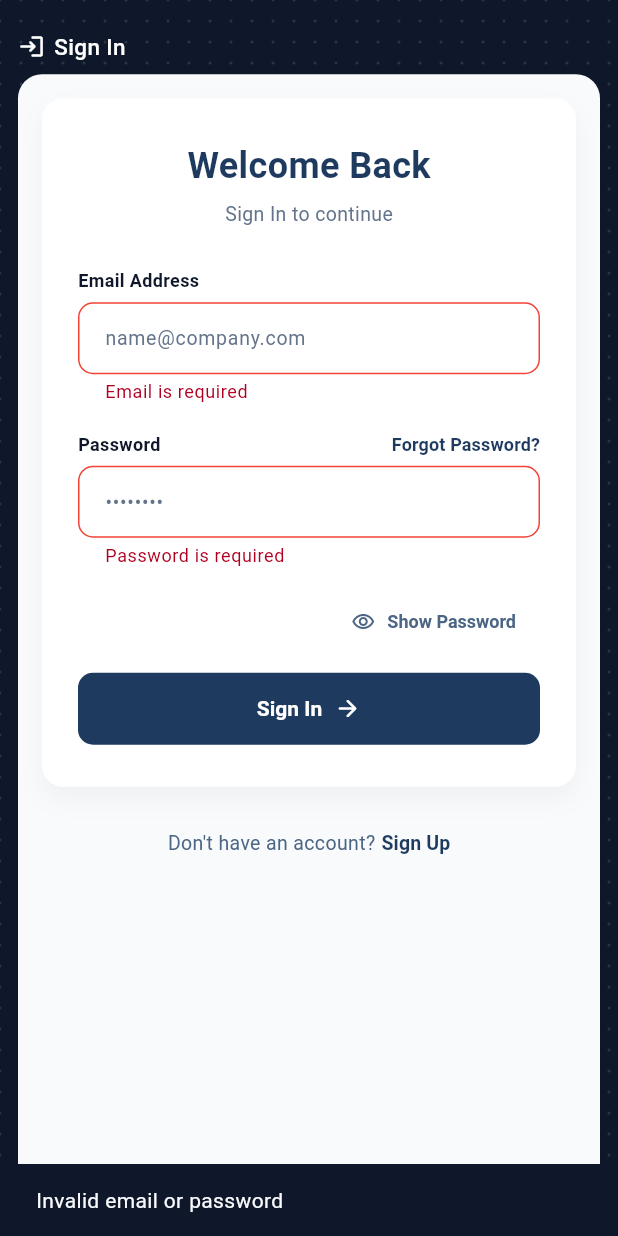
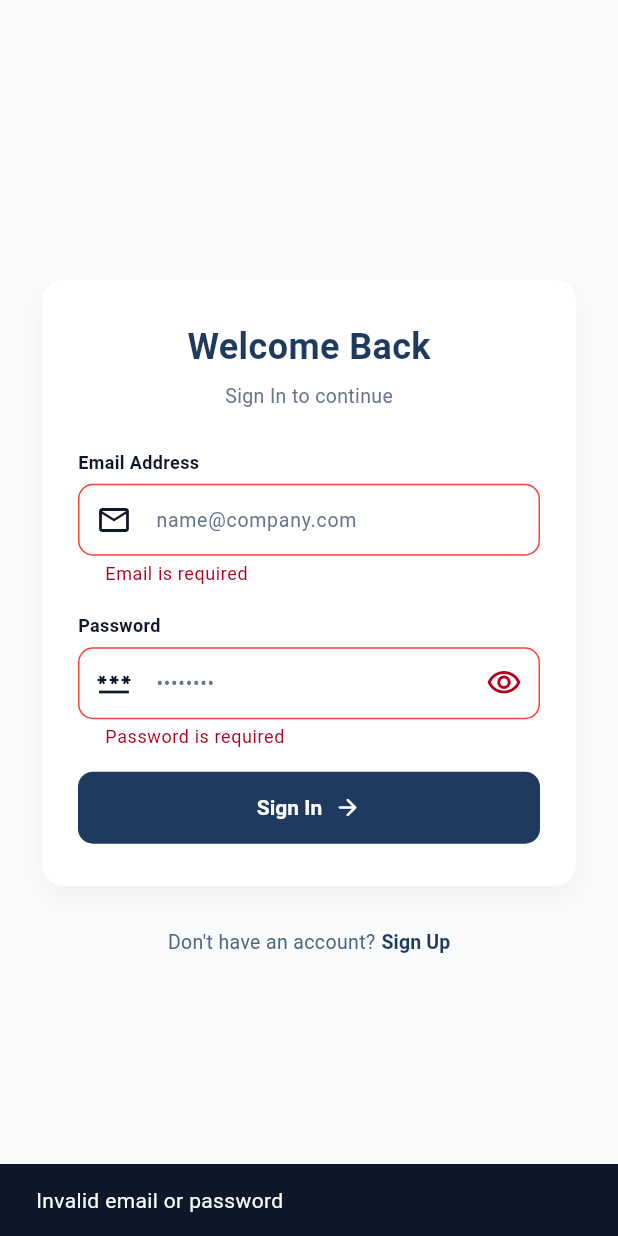
Before and after one commit to emonh001/user_registration_demo_task, a Flutter app: the screen it shows after launch, after a tap on "Sign In", on a phone screen of 412 x 824 dp. Run offline on Flutter 3.47's test engine with Material 3 defaults, Android fonts, the phone set to English and light mode, and no system bars.

Commit message:
refactor: improving the ui visibility

```diff
--- a/lib/features/auth/presentation/screens/sign_in_screen.dart
+++ b/lib/features/auth/presentation/screens/sign_in_screen.dart
@@ -1,12 +1,12 @@
 import 'package:flutter/material.dart';
 import 'package:provider/provider.dart';
+import 'package:user_signup/shared/widgets/show_snack_bar_message.dart';
 
 import '../../../../core/theme/app_colors.dart';
 import '../../../../shared/widgets/primary_button.dart';
 import '../providers/auth_provider.dart';
 import '../widgets/auth_page_scaffold.dart';
 import '../widgets/auth_text_field.dart';
-import 'sign_up_screen.dart';
 
 class SignInScreen extends StatelessWidget {
   const SignInScreen({super.key});
@@ -19,12 +19,8 @@ class SignInScreen extends StatelessWidget {
     if (!context.mounted) return;
 
     if (isSuccess) {
-      ScaffoldMessenger.of(context).showSnackBar(
-        const SnackBar(
-          content: Text('Sign in successful'),
-        ),
-      );
 
+      showSnackBarMessage(context, 'Sign in successful');
       // TODO: Navigate to dashboard screen.
       // Navigator.of(context).pushReplacement(
       //   MaterialPageRoute(
@@ -32,26 +28,21 @@ class SignInScreen extends StatelessWidget {
       //   ),
       // );
     } else {
-      ScaffoldMessenger.of(context).showSnackBar(
-        const SnackBar(
-          content: Text('Invalid email or password'),
-        ),
-      );
+      showSnackBarMessage(context, 'Invalid email or password');
     }
   }
 
   void _goToSignUp(BuildContext context) {
-    Navigator.of(context).push(
-      MaterialPageRoute(
-        builder: (_) => const SignUpScreen(),
-      ),
-    );
+    // Navigator.of(context).push(
+    //   MaterialPageRoute(
+    //     builder: (_) => const SignUpScreen(),
+    //   ),
+    // );
   }
 
   @override
   Widget build(BuildContext context) {
     return AuthPageScaffold(
-      title: 'Sign In',
       child: Consumer<AuthProvider>(
         builder: (context, authProvider, child) {
           return Column(
@@ -105,6 +96,7 @@ class SignInScreen extends StatelessWidget {
                         keyboardType: TextInputType.emailAddress,
                         textInputAction: TextInputAction.next,
                         validator: authProvider.validateEmail,
+                        prefixIcon: Icon(Icons.email_outlined),
                       ),
 
                       const SizedBox(height: 18),
@@ -116,54 +108,18 @@ class SignInScreen extends StatelessWidget {
                         obscureText: authProvider.isPasswordHidden,
                         textInputAction: TextInputAction.done,
                         validator: authProvider.validatePassword,
-                        trailing: TextButton(
-                          onPressed: () {
-                            // TODO: Add forgot password logic.
-                          },
-                          style: TextButton.styleFrom(
-                            minimumSize: Size.zero,
-                            padding: EdgeInsets.zero,
-                            tapTargetSize: MaterialTapTargetSize.shrinkWrap,
-                            foregroundColor: AppColors.primary,
-                          ),
-                          child: const Text(
-                            'Forgot Password?',
-                            style: TextStyle(
-                              fontSize: 12,
-                              fontWeight: FontWeight.w700,
-                            ),
-                          ),
+                        prefixIcon: Icon(Icons.password_outlined),
+                        suffixIcon: Icon(
+                          authProvider.isPasswordHidden
+                              ? Icons.visibility_outlined
+                              : Icons.visibility_off_outlined,
                         ),
+                        suffixIconOnTap: authProvider.togglePasswordVisibility,
                       ),
 
-                      const SizedBox(height: 12),
 
-                      Align(
-                        alignment: Alignment.centerRight,
-                        child: TextButton.icon(
-                          onPressed: authProvider.togglePasswordVisibility,
-                          icon: Icon(
-                            authProvider.isPasswordHidden
-                                ? Icons.visibility_outlined
-                                : Icons.visibility_off_outlined,
-                            size: 16,
-                          ),
-                          label: Text(
-                            authProvider.isPasswordHidden
-                                ? 'Show Password'
-                                : 'Hide Password',
-                          ),
-                          style: TextButton.styleFrom(
-                            foregroundColor: AppColors.secondary,
-                            textStyle: const TextStyle(
-                              fontSize: 12,
-                              fontWeight: FontWeight.w600,
-                            ),
-                          ),
-                        ),
-                      ),
 
-                      const SizedBox(height: 10),
+                      const SizedBox(height: 15),
 
                       PrimaryButton(
                         text: 'Sign In',
--- a/lib/features/auth/presentation/widgets/auth_page_scaffold.dart
+++ b/lib/features/auth/presentation/widgets/auth_page_scaffold.dart
@@ -5,22 +5,15 @@ import '../../../../core/theme/app_colors.dart';
 class AuthPageScaffold extends StatelessWidget {
   const AuthPageScaffold({
     super.key,
-    required this.title,
     required this.child,
   });
 
-  final String title;
   final Widget child;
 
   @override
   Widget build(BuildContext context) {
     return Scaffold(
-      body: Stack(
-        children: [
-          const Positioned.fill(
-            child: _DottedBackground(),
-          ),
-          SafeArea(
+      body: SafeArea(
         child: Center(
           child: SingleChildScrollView(
             padding: const EdgeInsets.all(12),
@@ -29,13 +22,8 @@ class AuthPageScaffold extends StatelessWidget {
               child: Column(
                 crossAxisAlignment: CrossAxisAlignment.start,
                 children: [
-                      _AuthHeader(title: title),
-                      const SizedBox(height: 8),
                   Container(
                     width: double.infinity,
-                        constraints: BoxConstraints(
-                          minHeight: MediaQuery.sizeOf(context).height - 70,
-                        ),
                     padding: const EdgeInsets.all(16),
                     decoration: BoxDecoration(
                       color: AppColors.neutral,
@@ -49,72 +37,6 @@ class AuthPageScaffold extends StatelessWidget {
           ),
         ),
       ),
-        ],
-      ),
     );
   }
 }
-
-class _AuthHeader extends StatelessWidget {
-  const _AuthHeader({required this.title});
-
-  final String title;
-
-  @override
-  Widget build(BuildContext context) {
-    return Row(
-      children: [
-        const Icon(
-          Icons.login_rounded,
-          color: AppColors.white,
-          size: 18,
-        ),
-        const SizedBox(width: 6),
-        Text(
-          title,
-          style: const TextStyle(
-            color: AppColors.white,
-            fontSize: 15,
-            fontWeight: FontWeight.w500,
-          ),
-        ),
-      ],
-    );
-  }
-}
-
-class _DottedBackground extends StatelessWidget {
-  const _DottedBackground();
-
-  @override
-  Widget build(BuildContext context) {
-    return CustomPaint(
-      painter: _DottedBackgroundPainter(),
-      child: const SizedBox.expand(),
-    );
-  }
-}
-
-class _DottedBackgroundPainter extends CustomPainter {
-  @override
-  void paint(Canvas canvas, Size size) {
-    final backgroundPaint = Paint()..color = AppColors.tertiary;
-    canvas.drawRect(Offset.zero & size, backgroundPaint);
-
-    final dotPaint = Paint()
-      ..color = AppColors.white.withOpacity(0.12)
-      ..style = PaintingStyle.fill;
-
-    const double spacing = 14;
-    const double radius = 1;
-
-    for (double x = 0; x < size.width; x += spacing) {
-      for (double y = 0; y < size.height; y += spacing) {
-        canvas.drawCircle(Offset(x, y), radius, dotPaint);
-      }
-    }
-  }
-
-  @override
-  bool shouldRepaint(covariant CustomPainter oldDelegate) => false;
-}
--- a/lib/features/auth/presentation/widgets/auth_text_field.dart
+++ b/lib/features/auth/presentation/widgets/auth_text_field.dart
@@ -12,7 +12,9 @@ class AuthTextField extends StatelessWidget {
     this.obscureText = false,
     this.validator,
     this.textInputAction,
-    this.trailing,
+    this.prefixIcon,
+    this.suffixIcon,
+    this.suffixIconOnTap
   });
 
   final String label;
@@ -22,7 +24,10 @@ class AuthTextField extends StatelessWidget {
   final bool obscureText;
   final String? Function(String?)? validator;
   final TextInputAction? textInputAction;
-  final Widget? trailing;
+  final Icon? prefixIcon;
+  final Icon? suffixIcon;
+  final VoidCallback? suffixIconOnTap;
+
 
   @override
   Widget build(BuildContext context) {
@@ -40,7 +45,6 @@ class AuthTextField extends StatelessWidget {
                 fontWeight: FontWeight.w600,
               ),
             ),
-            if (trailing != null) trailing!,
           ],
         ),
         const SizedBox(height: 6),
@@ -71,6 +75,8 @@ class AuthTextField extends StatelessWidget {
             focusedBorder: _border(color: AppColors.primary, width: 1.4),
             errorBorder: _border(color: Colors.red),
             focusedErrorBorder: _border(color: Colors.red, width: 1.4),
+            prefixIcon: prefixIcon,
+            suffixIcon: IconButton(onPressed: suffixIconOnTap, icon: suffixIcon ?? Icon(null))
           ),
         ),
       ],
--- /dev/null
+++ b/lib/shared/widgets/show_snack_bar_message.dart
@@ -0,0 +1,10 @@
+import 'package:flutter/material.dart';
+
+void showSnackBarMessage(BuildContext context, String message) {
+  ScaffoldMessenger.of(context).clearSnackBars();
+  ScaffoldMessenger.of(context).showSnackBar(
+    SnackBar(
+      content: Text(message),
+    ),
+  );
+}
```
Also changed, not shown: 1 other file. Lines whose indentation alone changed are shown as unchanged.
